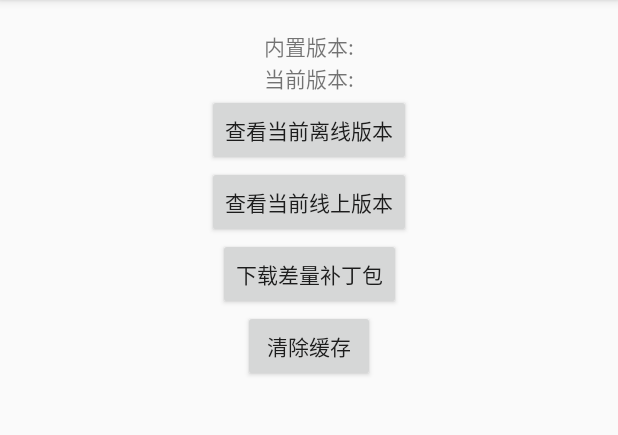
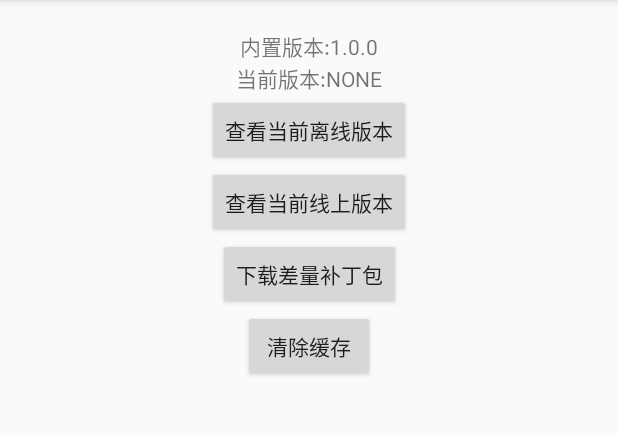
Before and after one commit to al-liu/OCat-MobilePlatform, an Android app: the screen it shows after launch (MainActivity), after a tap on "下载差量补丁包", on a phone screen of 412 x 824 dp, the part 84-519 px from its top. Run offline under Robolectric (Android 15) with nearby library versions, the phone set to English and light mode, and no system bars; libraries missing offline, so code that uses them is left out: com.yanzhenjie.andserver; 1 statement that could not run was skipped.

Commit message:
Update MainActivity.java

```diff
--- a/android-demo/app/src/main/java/com/lhc/ocat/android_demo/MainActivity.java
+++ b/android-demo/app/src/main/java/com/lhc/ocat/android_demo/MainActivity.java
@@ -1,20 +1,29 @@
 package com.lhc.ocat.android_demo;
 
 import android.annotation.SuppressLint;
+import android.content.Intent;
 import android.os.Bundle;
 import android.support.v7.app.AppCompatActivity;
+import android.util.Log;
 import android.view.View;
 import android.widget.Button;
 import android.widget.TextView;
 
+import com.lhc.ocat.android_demo.manager.Callback;
+import com.lhc.ocat.android_demo.manager.PackageError;
 import com.lhc.ocat.android_demo.manager.PackageManager;
 import com.lhc.ocat.android_demo.manager.PackageSettings;
 
 public class MainActivity extends AppCompatActivity implements View.OnClickListener{
 
+    private static final String TAG = "MainActivity";
     private static final String PRE_PACKAGE_VERSION = "1.0.0";
+    private static final String ONLINE_URL = "http://192.168.1.118:8080";
+    public static final String ACTIVITY_INTENT_URL_KEY = "ACTIVITY_INTENT_URL_KEY";
+    public static final String ACTIVITY_INTENT_CLEAR_CACHE_KEY = "ACTIVITY_INTENT_URL_KEY";
+    private boolean clearCacheFlag = false;
 
-    private TextView inbuiltTextView, currentTextView;
+    private TextView currentTextView;
 
     @SuppressLint("SetJavaScriptEnabled")
     @Override
@@ -25,11 +34,11 @@ public class MainActivity extends AppCompatActivity implements View.OnClickListe
         PackageSettings packageSettings = new PackageSettings(
                 "8405288128",
                 "c9663f262eb24fe3a859f0113c98efca",
-                "http://localhost:8800",
+                "http://192.168.1.118:8800",
                 PRE_PACKAGE_VERSION);
         PackageManager.manageWithSettings(packageSettings).launch(MainActivity.this);
 
-        inbuiltTextView = findViewById(R.id.inbuiltVersion);
+        TextView inbuiltTextView = findViewById(R.id.inbuiltVersion);
         currentTextView = findViewById(R.id.currentVersion);
         Button seeOfflineButton = findViewById(R.id.seeOffline);
         Button seeOnlineButton = findViewById(R.id.seeOnline);
@@ -39,14 +48,24 @@ public class MainActivity extends AppCompatActivity implements View.OnClickListe
         seeOnlineButton.setOnClickListener(this);
         updatePatchButton.setOnClickListener(this);
         clearCacheButton.setOnClickListener(this);
+        inbuiltTextView.setText(String.format("内置版本:%s", packageSettings.getInbuiltPackageVersion()));
+        currentTextView.setText(String.format("当前版本:%s", PackageManager.sharedInstance().getActivePackageVersion(MainActivity.this)));
+        PackageManager.sharedInstance().setCallback(new PackageManagerCallback());
     }
 
     @Override
     public void onClick(View v) {
         switch (v.getId()) {
             case R.id.seeOffline:
+                String offlineUrl = PackageManager.sharedInstance().getOfflineServerUrl();
+                Intent offlineIntent = new Intent(MainActivity.this, WebActivity.class);
+                offlineIntent.putExtra(ACTIVITY_INTENT_URL_KEY, offlineUrl);
+                startActivity(offlineIntent);
                 break;
             case R.id.seeOnline:
+                Intent onlineIntent = new Intent(MainActivity.this, WebActivity.class);
+                onlineIntent.putExtra(ACTIVITY_INTENT_URL_KEY, ONLINE_URL);
+                startActivity(onlineIntent);
                 break;
             case R.id.updatePatch:
                 PackageManager.sharedInstance().updateLatestPatch(MainActivity.this);
@@ -55,4 +74,29 @@ public class MainActivity extends AppCompatActivity implements View.OnClickListe
                 break;
         }
     }
+
+    private class PackageManagerCallback implements Callback {
+
+        @Override
+        public void onLaunchFinished(PackageManager packageManager) {
+            Log.i(TAG, "onLaunchFinished");
+            currentTextView.setText(String.format("当前版本:%s", packageManager.getActivePackageVersion(MainActivity.this)));
+        }
+
+        @Override
+        public void onLaunchError(PackageManager packageManager, PackageError error) {
+            Log.i(TAG, "onLaunchError:"+error.toString());
+        }
+
+        @Override
+        public void onUpdateFinished(PackageManager packageManager) {
+            Log.i(TAG, "onUpdateFinished");
+            currentTextView.setText(String.format("当前版本:%s", packageManager.getActivePackageVersion(MainActivity.this)));
+        }
+
+        @Override
+        public void onUpdateError(PackageManager packageManager, PackageError error) {
+            Log.i(TAG, "onUpdateError:" + error.toString());
+        }
+    }
 }
```
